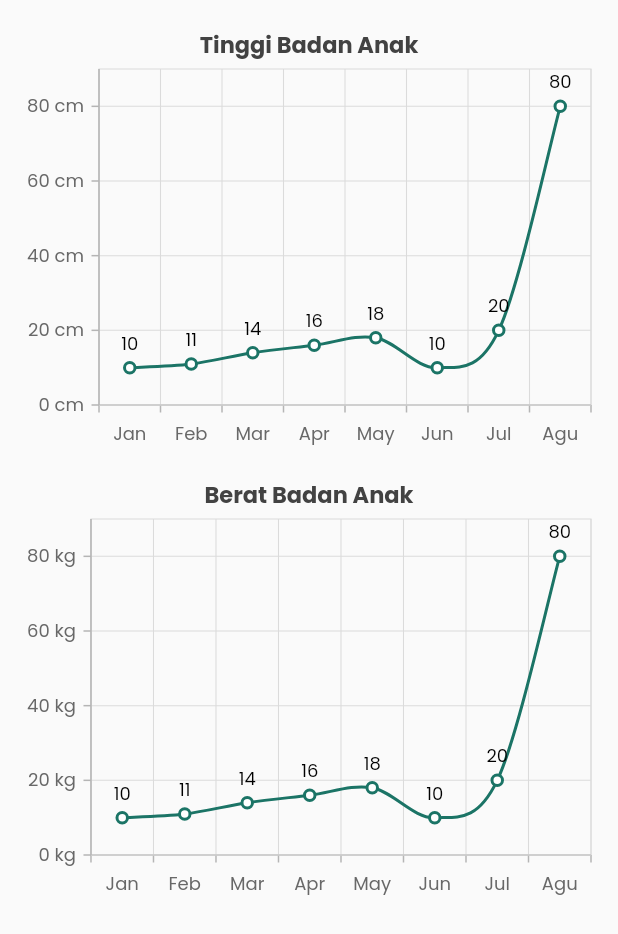
After one commit to muhrizkyrahmanr/Si-KesDes, a Flutter app: the PerkembanganPage screen opened directly, on a phone screen of 412 x 824 dp. The commit adds this screen. Shown: the top 934 px of the screen. Run offline on Flutter 3.47's test engine with Material 2 defaults, Android fonts, the phone set to English and light mode, and no system bars; our stand-ins replace carousel_slider, syncfusion_flutter_charts.

Commit message:
Chart Perkembangan Anak

```diff
--- a/lib/Anak_page.dart
+++ b/lib/Anak_page.dart
@@ -20,9 +20,8 @@ class _AnakPageState extends State<AnakPage> {
   Widget build(BuildContext context) {
     return Scaffold(
       appBar: AppBar(
-        title: Center(
-          child: Text("Si-KesDes"),
-        ),
+        title: Text("Si-KesDes"),
+        centerTitle: true,
       ),
       body: Container(
         padding: EdgeInsets.all(15.0),
--- a/lib/DetailAnak_page.dart
+++ b/lib/DetailAnak_page.dart
@@ -1,6 +1,7 @@
 import 'package:flutter/material.dart';
 import 'package:flutter/widgets.dart';
 import 'package:sikesdes/DataAnak.dart';
+import 'package:sikesdes/PerkembanganPage.dart';
 import 'package:sikesdes/utils/colors.dart';
 
 class DetailAnakPage extends StatefulWidget {
@@ -41,9 +42,8 @@ class _DetailAnakPageState extends State<DetailAnakPage> with SingleTickerProvid
   Widget build(BuildContext context) {
     return Scaffold(
       appBar: AppBar(
-        title: Center(
-          child: Text("Si-KesDes"),
-        ),
+        title: Text("Si-KesDes"),
+        centerTitle: true,
         bottom: TabBar(
           controller: _tabController,
           indicatorColor: primaryColor,
@@ -55,6 +55,7 @@ class _DetailAnakPageState extends State<DetailAnakPage> with SingleTickerProvid
           controller: _tabController,
           children: <Widget>[
             DataAnak(),
+            PerkembanganPage()
           ]),
     );
   }
--- a/lib/NavBar.dart
+++ b/lib/NavBar.dart
@@ -25,9 +25,8 @@ class _NavBarState extends State<NavBar> {
   Widget build(BuildContext context) {
     return Scaffold(
       appBar: AppBar(
-        title: Center(
-          child: Text("Si-KesDes"),
-        ),
+        title: Text("Si-KesDes"),
+        centerTitle: true,
       ),
       body: _changeSelectedNavBar[_currentIndex],
       bottomNavigationBar: BottomNavigationBar(
--- /dev/null
+++ b/lib/PerkembanganPage.dart
@@ -0,0 +1,118 @@
+import 'package:flutter/material.dart';
+import 'package:sikesdes/utils/colors.dart';
+import 'package:syncfusion_flutter_charts/charts.dart';
+import 'package:intl/intl.dart';
+
+class PerkembanganPage extends StatefulWidget {
+  PerkembanganPage({Key? key}) : super(key: key);
+
+  @override
+  PerkembanganPageState createState() => PerkembanganPageState();
+}
+
+class PerkembanganPageState extends State<PerkembanganPage> {
+  late ZoomPanBehavior _zoomPanBehavior;
+  List<_SalesData> data = [
+    _SalesData('Jan', 10),
+    _SalesData('Feb', 11),
+    _SalesData('Mar', 14),
+    _SalesData('Apr', 16),
+    _SalesData('May', 18),
+    _SalesData('Jun', 10),
+    _SalesData('Jul', 20),
+    _SalesData('Agu', 80),
+  ];
+
+
+  @override
+  void initState() {
+    _zoomPanBehavior = ZoomPanBehavior(
+        enablePanning: true,
+        enablePinching: true,
+    );
+    super.initState();
+  }
+
+  @override
+  Widget build(BuildContext context) {
+    double maxSalesValue = data.map((item) => item.sales).reduce((max, value) => max > value ? max : value);
+    return Scaffold(
+        body: Container(
+          padding: EdgeInsets.all(8.0),
+          child: Column(
+              children: [
+                SfCartesianChart(
+                enableAxisAnimation: true,
+                primaryXAxis: CategoryAxis(
+                  visibleMaximum: 5,
+                ),
+                primaryYAxis: NumericAxis(
+                  numberFormat: NumberFormat('#'),
+                  desiredIntervals: 5,
+                  minimum: 0,
+                  maximum: maxSalesValue + 10,
+                  labelFormat: '{value} cm',
+                ),
+                title: ChartTitle(text: 'Tinggi Badan Anak',textStyle: TextStyle(fontWeight: FontWeight.bold)),
+                tooltipBehavior: TooltipBehavior(enable: true),
+                zoomPanBehavior: _zoomPanBehavior,
+                series: <SplineSeries<_SalesData, String>>[
+                  SplineSeries<_SalesData, String>(
+                      markerSettings: MarkerSettings(
+                        isVisible: true,
+                        shape: DataMarkerType.circle,
+                        height: 7,
+                        width: 7,
+                      ),
+                      color: primaryColor,
+                      dataSource: data,
+                      xValueMapper: (_SalesData sales, _) => sales.year,
+                      yValueMapper: (_SalesData sales, _) => sales.sales,
+                      name: 'Tinggi Badan',
+                      // Enable data label
+                      dataLabelSettings: DataLabelSettings(isVisible: true))
+                ]),
+                SfCartesianChart(
+                    enableAxisAnimation: true,
+                    primaryXAxis: CategoryAxis(
+                      visibleMaximum: 5,
+                    ),
+                    primaryYAxis: NumericAxis(
+                      numberFormat: NumberFormat('#'),
+                      desiredIntervals: 5,
+                      minimum: 0,
+                      maximum: maxSalesValue + 10,
+                      labelFormat: '{value} kg',
+                    ),
+                    title: ChartTitle(text: 'Berat Badan Anak', textStyle: TextStyle(fontWeight: FontWeight.bold)),
+                    tooltipBehavior: TooltipBehavior(enable: true),
+                    zoomPanBehavior: _zoomPanBehavior,
+                    series: <SplineSeries<_SalesData, String>>[
+                      SplineSeries<_SalesData, String>(
+                          markerSettings: MarkerSettings(
+                            isVisible: true,
+                            shape: DataMarkerType.circle,
+                            height: 7,
+                            width: 7,
+                          ),
+                          color: primaryColor,
+                          dataSource: data,
+                          xValueMapper: (_SalesData sales, _) => sales.year,
+                          yValueMapper: (_SalesData sales, _) => sales.sales,
+                          name: 'Berat Badan',
+                          // Enable data label
+                          dataLabelSettings: DataLabelSettings(isVisible: true))
+                    ]),
+              ]
+          ),
+        )
+    );
+  }
+}
+
+class _SalesData {
+  _SalesData(this.year, this.sales);
+
+  final String year;
+  final double sales;
+}
--- a/lib/main.dart
+++ b/lib/main.dart
@@ -1,5 +1,6 @@
 import 'package:flutter/material.dart';
 import 'package:sikesdes/NavBar.dart';
+import 'package:sikesdes/PerkembanganPage.dart';
 import 'package:sikesdes/utils/colors.dart';
 import 'package:sikesdes/utils/material_colors.dart';
 
--- a/pubspec.yaml
+++ b/pubspec.yaml
@@ -41,6 +41,8 @@ dev_dependencies:
   flutter_test:
     sdk: flutter
   carousel_slider: ^4.2.1
+  syncfusion_flutter_charts: ^23.1.36
+  intl: ^0.18.1
 
   # The "flutter_lints" package below contains a set of recommended lints to
   # encourage good coding practices. The lint set provided by the package is
```
Also changed, not shown: pubspec.lock, 1 other file.
